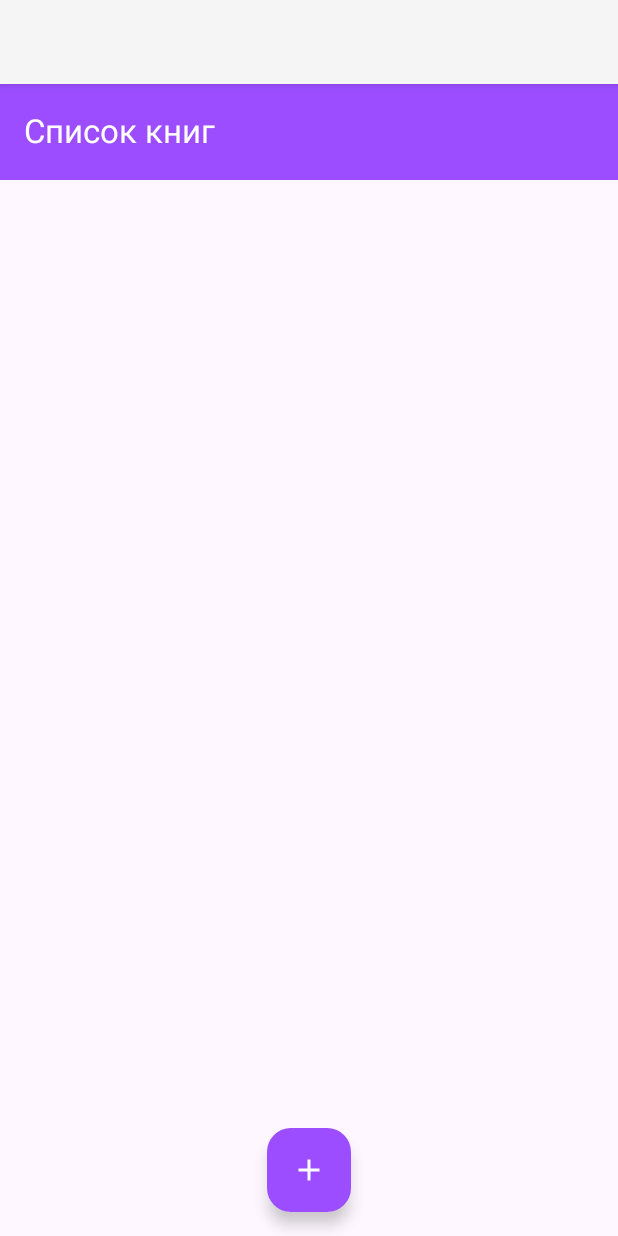
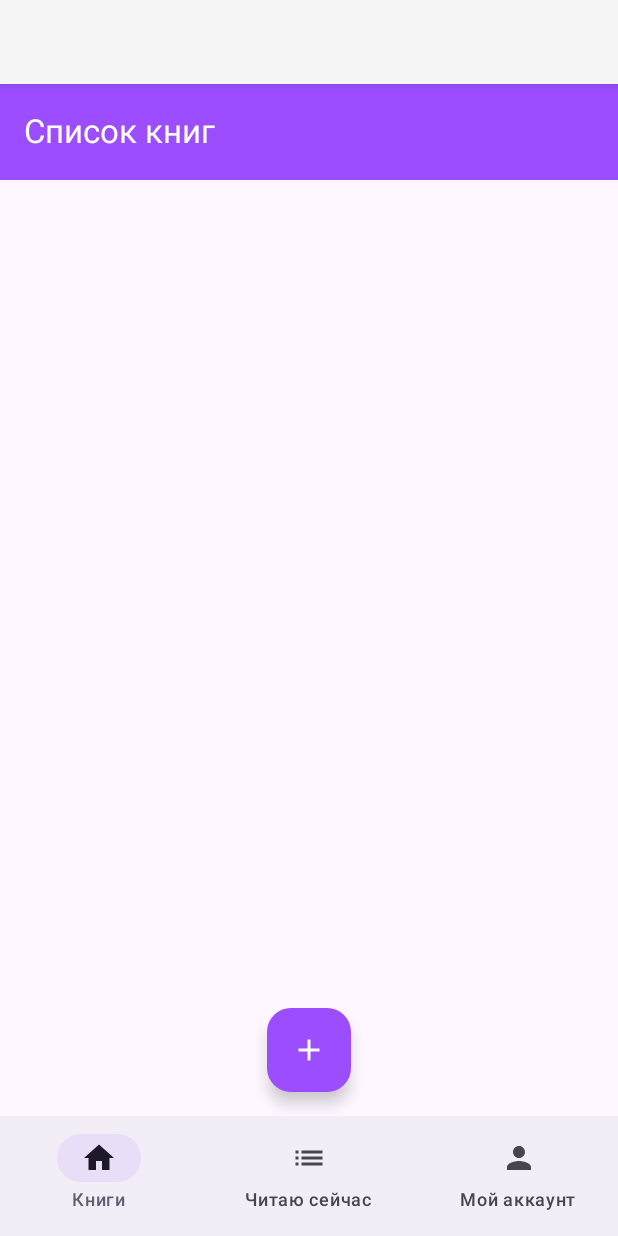
Before and after one commit to karlygaw/NotesApp, an Android app built with Jetpack Compose: the screen it shows after launch (MainActivity), on a phone screen of 412 x 824 dp. Run offline under Robolectric (Android 15) with nearby library versions, the phone set to English and light mode, and no system bars; our stand-ins replace Room's generated code.

Commit message:
second c

```diff
--- a/app/build.gradle.kts
+++ b/app/build.gradle.kts
@@ -64,6 +64,8 @@ dependencies {
     implementation("androidx.lifecycle:lifecycle-viewmodel-ktx:2.6.2")
     implementation("androidx.compose.material3:material3:1.1.0")
     implementation("androidx.compose.ui:ui:1.4.0")
+    implementation("androidx.navigation:navigation-compose:2.5.0") // или актуальная версия
+    implementation("androidx.compose.material3:material3:1.0.0")
 
     // Room
 
--- a/app/src/main/java/kz/narxoz/thenoteapp/MainActivity.kt
+++ b/app/src/main/java/kz/narxoz/thenoteapp/MainActivity.kt
@@ -4,9 +4,18 @@ import android.os.Bundle
 import androidx.activity.compose.setContent
 import androidx.activity.viewModels
 import androidx.appcompat.app.AppCompatActivity
+import androidx.compose.foundation.layout.fillMaxSize
+import androidx.compose.foundation.layout.padding
+import androidx.compose.material3.*
+import androidx.compose.runtime.Composable
+import androidx.compose.ui.Modifier
+import androidx.navigation.NavController
+import androidx.navigation.compose.NavHost
+import androidx.navigation.compose.composable
+import androidx.navigation.compose.rememberNavController
 import kz.narxoz.thenoteapp.database.BookDatabase
-
 import kz.narxoz.thenoteapp.ui.theme.BookScreen
+import kz.narxoz.thenoteapp.ui.theme.BottomNavigationBar
 import kz.narxoz.thenoteapp.viewmodels.BookViewModel
 import kz.narxoz.thenoteapp.viewmodels.BookViewModelFactory
 
@@ -19,7 +28,31 @@ class MainActivity : AppCompatActivity() {
     override fun onCreate(savedInstanceState: Bundle?) {
         super.onCreate(savedInstanceState)
         setContent {
-            BookScreen(viewModel = viewModel)
+            // Создаем NavController для управления навигацией
+            val navController = rememberNavController()
+
+            // Выводим основной экран с навигацией
+            Scaffold(
+                bottomBar = { BottomNavigationBar(navController) }
+            ) { innerPadding ->
+                NavHost(
+                    navController = navController,
+                    startDestination = "list", // начальный экран
+                    modifier = Modifier.fillMaxSize().padding(innerPadding)
+                ) {
+                    // Экран "Книги"
+                    composable("list") {
+                        BookScreen(viewModel = viewModel)
+                    }
+                    // Добавьте другие экраны, например:
+                    composable("problems") {
+                        // Ваш экран "Читаю сейчас"
+                    }
+                    composable("account") {
+                        // Ваш экран "Мой аккаунт"
+                    }
+                }
+            }
         }
     }
 }
--- /dev/null
+++ b/app/src/main/java/kz/narxoz/thenoteapp/ui/theme/BottomNavigationBar.kt
@@ -0,0 +1,56 @@
+package kz.narxoz.thenoteapp.ui.theme
+
+
+import androidx.compose.material3.*
+import androidx.compose.runtime.Composable
+import androidx.navigation.NavController
+import androidx.navigation.compose.currentBackStackEntryAsState
+import androidx.compose.material.icons.Icons
+import androidx.compose.material.icons.filled.Home
+import androidx.compose.material.icons.filled.List
+import androidx.compose.material.icons.filled.Person
+
+@Composable
+fun BottomNavigationBar(navController: NavController) {
+    val navBackStackEntry = navController.currentBackStackEntryAsState()
+    val currentRoute = navBackStackEntry.value?.destination?.route
+
+    NavigationBar {
+        NavigationBarItem(
+            icon = { Icon(Icons.Filled.Home, contentDescription = "Книги") },
+            label = { Text("Книги") },
+            selected = currentRoute == "list",
+            onClick = {
+                navController.navigate("list") {
+                    popUpTo(navController.graph.startDestinationId) { saveState = true }
+                    launchSingleTop = true
+                    restoreState = true
+                }
+            }
+        )
+        NavigationBarItem(
+            icon = { Icon(Icons.Filled.List, contentDescription = "Читаю сейчас") },
+            label = { Text("Читаю сейчас") },
+            selected = currentRoute == "problems",
+            onClick = {
+                navController.navigate("problems") {
+                    popUpTo(navController.graph.startDestinationId) { saveState = true }
+                    launchSingleTop = true
+                    restoreState = true
+                }
+            }
+        )
+        NavigationBarItem(
+            icon = { Icon(Icons.Filled.Person, contentDescription = "Мой аккаунт") },
+            label = { Text("Мой аккаунт") },
+            selected = currentRoute == "account",
+            onClick = {
+                navController.navigate("account") {
+                    popUpTo(navController.graph.startDestinationId) { saveState = true }
+                    launchSingleTop = true
+                    restoreState = true
+                }
+            }
+        )
+    }
+}
```
